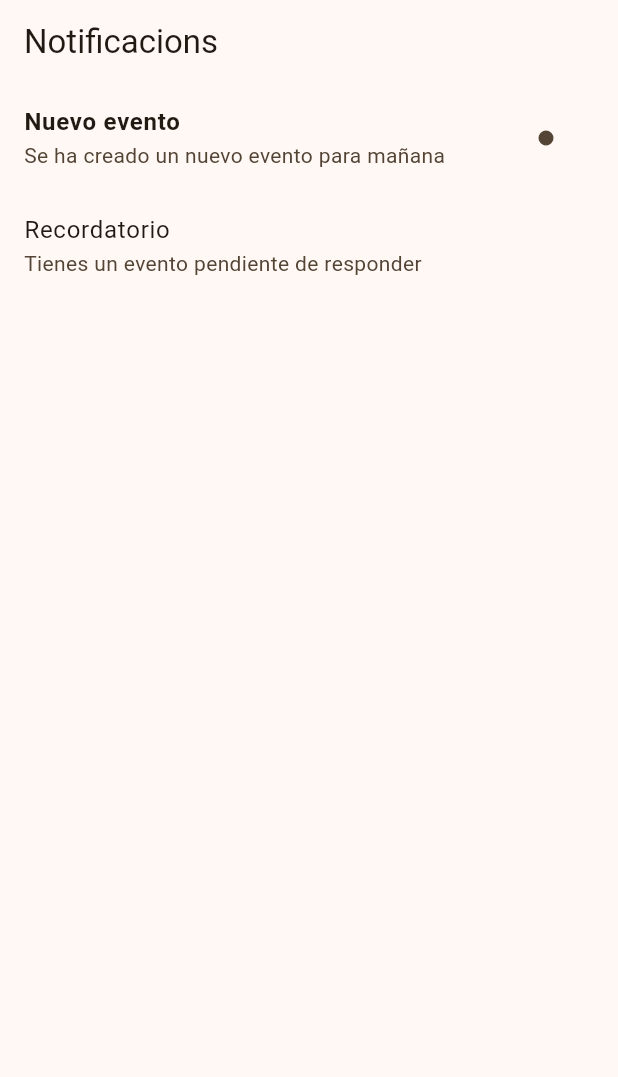
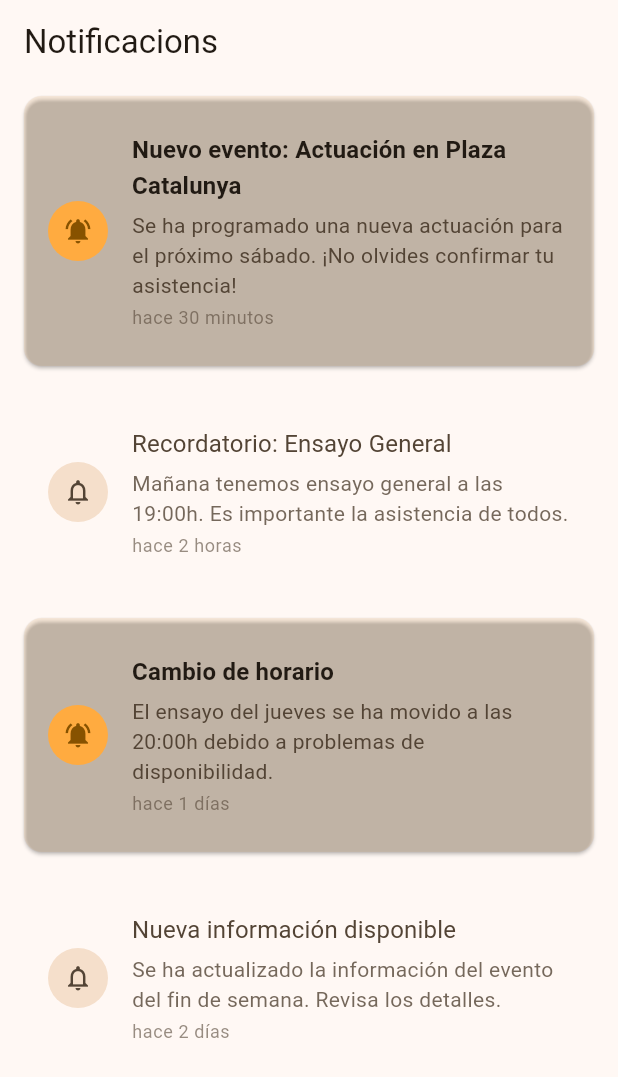
Before and after one commit to AssociacioFemPinya/mobile, a Flutter app: the NotificationsPage screen opened by its route, on a phone screen of 412 x 824 dp. Shown: the top 1077 px of the screen. Run offline on Flutter 3.47's test engine with Material 3 defaults, Android fonts, the phone set to English and light mode, and no system bars; our stand-ins replace bloc, dartz, dio, equatable, flutter_bloc, flutter_easyloading and 6 more; missing offline and left inert: customizable_counter; generated files the repository leaves out were written again.

Commit message:
notifications style

```diff
--- a/lib/features/notifications/data/sources/notifications_service_mock.dart
+++ b/lib/features/notifications/data/sources/notifications_service_mock.dart
@@ -8,15 +8,28 @@ class NotificationsServiceMock implements NotificationsService {
     return [
       NotificationModel(
         id: '1',
-        title: 'Nuevo evento',
-        message: 'Se ha creado un nuevo evento para mañana',
-        createdAt: DateTime.now().subtract(const Duration(hours: 2)),
+        title: 'Nuevo evento: Actuación en Plaza Catalunya',
+        message: 'Se ha programado una nueva actuación para el próximo sábado. ¡No olvides confirmar tu asistencia!',
+        createdAt: DateTime.now().subtract(const Duration(minutes: 30)),
       ),
       NotificationModel(
         id: '2',
-        title: 'Recordatorio',
-        message: 'Tienes un evento pendiente de responder',
+        title: 'Recordatorio: Ensayo General',
+        message: 'Mañana tenemos ensayo general a las 19:00h. Es importante la asistencia de todos.',
+        createdAt: DateTime.now().subtract(const Duration(hours: 2)),
+        isRead: true,
+      ),
+      NotificationModel(
+        id: '3',
+        title: 'Cambio de horario',
+        message: 'El ensayo del jueves se ha movido a las 20:00h debido a problemas de disponibilidad.',
         createdAt: DateTime.now().subtract(const Duration(days: 1)),
+      ),
+      NotificationModel(
+        id: '4',
+        title: 'Nueva información disponible',
+        message: 'Se ha actualizado la información del evento del fin de semana. Revisa los detalles.',
+        createdAt: DateTime.now().subtract(const Duration(days: 2)),
         isRead: true,
       ),
     ];
--- a/lib/features/notifications/presentation/pages/notifications_page.dart
+++ b/lib/features/notifications/presentation/pages/notifications_page.dart
@@ -10,12 +10,15 @@ class NotificationsPage extends StatelessWidget {
   @override
   Widget build(BuildContext context) {
     final translate = AppLocalizations.of(context)!;
+    final theme = Theme.of(context);
 
     return BlocProvider(
       create: (context) => NotificationsBloc()..add(LoadNotifications()),
       child: Scaffold(
+        backgroundColor: theme.colorScheme.background,
         appBar: AppBar(
           title: Text(translate.notificationsTitle),
+          backgroundColor: theme.colorScheme.surface,
         ),
         body: BlocBuilder<NotificationsBloc, NotificationsState>(
           builder: (context, state) {
--- a/lib/features/notifications/presentation/widgets/notification_item.dart
+++ b/lib/features/notifications/presentation/widgets/notification_item.dart
@@ -10,19 +10,61 @@ class NotificationItem extends StatelessWidget {
 
   @override
   Widget build(BuildContext context) {
-    return ListTile(
+    final theme = Theme.of(context);
+
+    return Card(
+      margin: const EdgeInsets.symmetric(horizontal: 16, vertical: 8),
+      color: notification.isRead
+          ? theme.colorScheme.surface
+          : theme.colorScheme.primaryContainer.withOpacity(0.1),
+      elevation: notification.isRead ? 0 : 1,
+      child: ListTile(
+        contentPadding: const EdgeInsets.all(16),
+        leading: CircleAvatar(
+          backgroundColor: notification.isRead
+              ? theme.colorScheme.surfaceVariant
+              : theme.colorScheme.primaryContainer,
+          child: Icon(
+            notification.isRead
+                ? Icons.notifications_outlined
+                : Icons.notifications_active,
+            color: notification.isRead
+                ? theme.colorScheme.onSurfaceVariant
+                : theme.colorScheme.primary,
+            size: 20,
+          ),
+        ),
         title: Text(
           notification.title,
-        style: TextStyle(
+          style: theme.textTheme.titleMedium?.copyWith(
             fontWeight: notification.isRead ? FontWeight.normal : FontWeight.bold,
+            color: notification.isRead
+                ? theme.colorScheme.onSurfaceVariant
+                : theme.colorScheme.onSurface,
           ),
         ),
-      subtitle: Text(notification.message),
-      trailing: notification.isRead
-          ? null
-          : IconButton(
-              icon: const Icon(Icons.circle, size: 12),
-              onPressed: () {
+        subtitle: Column(
+          crossAxisAlignment: CrossAxisAlignment.start,
+          children: [
+            const SizedBox(height: 4),
+            Text(
+              notification.message,
+              style: theme.textTheme.bodyMedium?.copyWith(
+                color: notification.isRead
+                    ? theme.colorScheme.onSurfaceVariant.withOpacity(0.8)
+                    : theme.colorScheme.onSurfaceVariant,
+              ),
+            ),
+            const SizedBox(height: 4),
+            Text(
+              _formatTimestamp(notification.createdAt),
+              style: theme.textTheme.bodySmall?.copyWith(
+                color: theme.colorScheme.onSurfaceVariant.withOpacity(0.6),
+              ),
+            ),
+          ],
+        ),
+        onTap: notification.isRead ? null : () {
           context.read<NotificationsBloc>().add(
             MarkAsReadEvent(notification.id),
           );
@@ -30,4 +72,19 @@ class NotificationItem extends StatelessWidget {
       ),
     );
   }
+
+  String _formatTimestamp(DateTime timestamp) {
+    final now = DateTime.now();
+    final difference = now.difference(timestamp);
+
+    if (difference.inMinutes < 1) {
+      return 'hace unos segundos';
+    } else if (difference.inHours < 1) {
+      return 'hace ${difference.inMinutes} minutos';
+    } else if (difference.inDays < 1) {
+      return 'hace ${difference.inHours} horas';
+    } else {
+      return 'hace ${difference.inDays} días';
     }
+  }
+}
```
Lines whose indentation alone changed are shown as unchanged.
